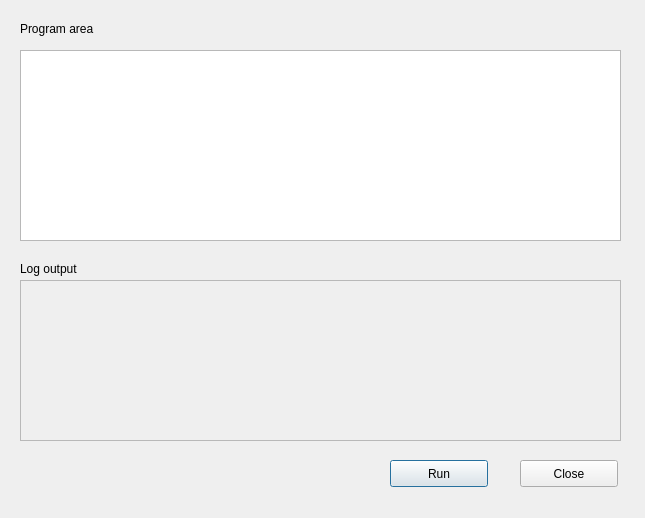
This is cherokey-robot/RobotControl/ui/ProgramForm.ui in phoenix367/v2rpins_sdk as Qt 5 draws it before an edit. The edited form follows.
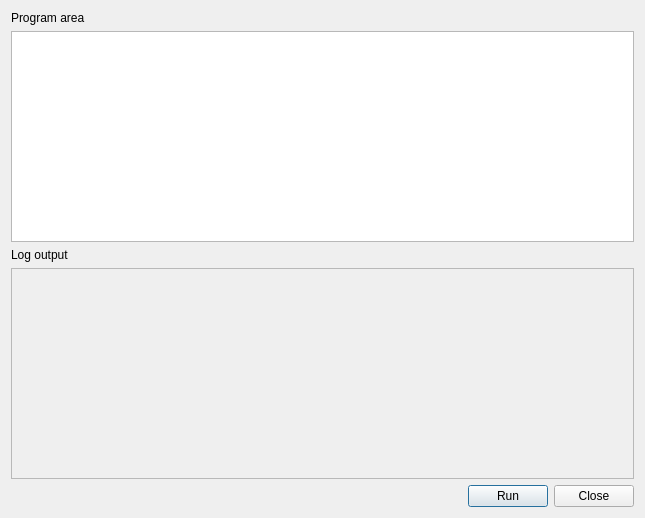
This is the edited form.

Patch:
```diff
--- a/cherokey-robot/RobotControl/ui/ProgramForm.ui
+++ b/cherokey-robot/RobotControl/ui/ProgramForm.ui
@@ -13,81 +13,75 @@
   <property name="windowTitle">
    <string>ProgramForm</string>
   </property>
-  <widget class="QTextEdit" name="textEdit">
-   <property name="geometry">
-    <rect>
-     <x>20</x>
-     <y>50</y>
-     <width>601</width>
-     <height>191</height>
-    </rect>
-   </property>
-  </widget>
+  <layout class="QGridLayout" name="gridLayout_2">
+   <item row="0" column="0">
+    <layout class="QGridLayout" name="gridLayout">
+     <item row="0" column="0">
+      <layout class="QVBoxLayout" name="verticalLayout">
+       <item>
   <widget class="QLabel" name="label">
-   <property name="geometry">
-    <rect>
-     <x>20</x>
-     <y>20</y>
-     <width>101</width>
-     <height>17</height>
-    </rect>
-   </property>
    <property name="text">
     <string>Program area</string>
    </property>
   </widget>
+       </item>
+       <item>
+        <widget class="QTextEdit" name="txtProgram"/>
+       </item>
+       <item>
   <widget class="QLabel" name="label_2">
-   <property name="geometry">
-    <rect>
-     <x>20</x>
-     <y>260</y>
-     <width>81</width>
-     <height>17</height>
-    </rect>
-   </property>
    <property name="text">
     <string>Log output</string>
    </property>
   </widget>
-  <widget class="QTextEdit" name="textEdit_2">
+       </item>
+       <item>
+        <widget class="QTextEdit" name="txtLog">
    <property name="enabled">
     <bool>false</bool>
    </property>
-   <property name="geometry">
-    <rect>
-     <x>20</x>
-     <y>280</y>
-     <width>601</width>
-     <height>161</height>
-    </rect>
-   </property>
-  </widget>
+        </widget>
+       </item>
+       <item>
+        <layout class="QHBoxLayout" name="horizontalLayout_2">
+         <item>
+          <spacer name="horizontalSpacer">
+           <property name="orientation">
+            <enum>Qt::Horizontal</enum>
+           </property>
+           <property name="sizeHint" stdset="0">
+            <size>
+             <width>348</width>
+             <height>20</height>
+            </size>
+           </property>
+          </spacer>
+         </item>
+         <item>
+          <layout class="QHBoxLayout" name="horizontalLayout">
+           <item>
   <widget class="QPushButton" name="btnRun">
-   <property name="geometry">
-    <rect>
-     <x>390</x>
-     <y>460</y>
-     <width>98</width>
-     <height>27</height>
-    </rect>
-   </property>
    <property name="text">
     <string>Run</string>
    </property>
   </widget>
+           </item>
+           <item>
   <widget class="QPushButton" name="btnClose">
-   <property name="geometry">
-    <rect>
-     <x>520</x>
-     <y>460</y>
-     <width>98</width>
-     <height>27</height>
-    </rect>
-   </property>
    <property name="text">
     <string>Close</string>
    </property>
   </widget>
+           </item>
+          </layout>
+         </item>
+        </layout>
+       </item>
+      </layout>
+     </item>
+    </layout>
+   </item>
+  </layout>
  </widget>
  <resources/>
  <connections/>
```
Lines whose indentation alone changed are shown as unchanged.
